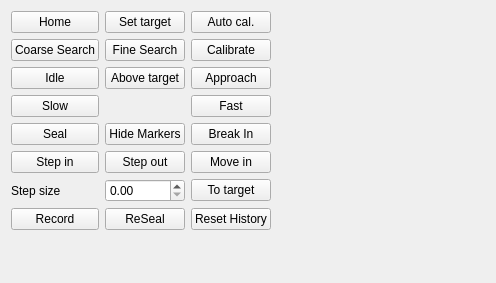
The window that acq4/modules/MultiPatch/multipatchTemplate.ui (acq4/acq4) describes before a commit, drawn with Qt 5.
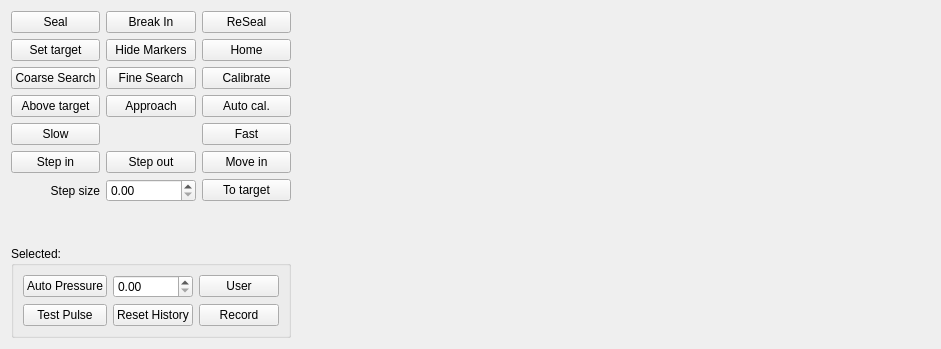
The same window after the commit. Custom widgets are drawn as their Qt base class.

Commit message: overhaul of muyltipatch ui (in progress)

```diff
--- a/acq4/modules/MultiPatch/multipatchTemplate.ui
+++ b/acq4/modules/MultiPatch/multipatchTemplate.ui
@@ -6,67 +6,36 @@
    <rect>
     <x>0</x>
     <y>0</y>
-    <width>496</width>
-    <height>283</height>
+    <width>941</width>
+    <height>349</height>
    </rect>
   </property>
   <property name="windowTitle">
    <string>Form</string>
   </property>
   <layout class="QGridLayout" name="gridLayout">
-   <item row="7" column="0">
-    <widget class="QPushButton" name="recordBtn">
-     <property name="text">
-      <string>Record</string>
-     </property>
-     <property name="checkable">
-      <bool>true</bool>
-     </property>
-    </widget>
-   </item>
-   <item row="1" column="0">
-    <widget class="QPushButton" name="coarseSearchBtn">
-     <property name="text">
-      <string>Coarse Search</string>
-     </property>
-    </widget>
-   </item>
-   <item row="2" column="0">
-    <widget class="QPushButton" name="idleBtn">
-     <property name="text">
-      <string>Idle</string>
-     </property>
-    </widget>
-   </item>
-   <item row="1" column="1">
-    <widget class="QPushButton" name="fineSearchBtn">
-     <property name="text">
-      <string>Fine Search</string>
-     </property>
-    </widget>
-   </item>
-   <item row="2" column="2">
-    <widget class="QPushButton" name="approachBtn">
-     <property name="text">
-      <string>Approach</string>
-     </property>
-    </widget>
-   </item>
-   <item row="4" column="0">
+   <item row="0" column="0">
     <widget class="QPushButton" name="sealBtn">
      <property name="text">
       <string>Seal</string>
      </property>
     </widget>
    </item>
-   <item row="0" column="0">
-    <widget class="QPushButton" name="homeBtn">
-     <property name="text">
-      <string>Home</string>
-     </property>
-    </widget>
-   </item>
    <item row="0" column="1">
+    <widget class="QPushButton" name="breakInBtn">
+     <property name="text">
+      <string>Break In</string>
+     </property>
+    </widget>
+   </item>
+   <item row="0" column="2">
+    <widget class="QPushButton" name="reSealBtn">
+     <property name="text">
+      <string>ReSeal</string>
+     </property>
+    </widget>
+   </item>
+   <item row="1" column="0">
     <widget class="QPushButton" name="setTargetBtn">
      <property name="text">
       <string>Set target</string>
@@ -76,7 +45,38 @@
      </property>
     </widget>
    </item>
+   <item row="1" column="1">
+    <widget class="QPushButton" name="hideMarkersBtn">
+     <property name="text">
+      <string>Hide Markers</string>
+     </property>
+     <property name="checkable">
+      <bool>true</bool>
+     </property>
+    </widget>
+   </item>
    <item row="1" column="2">
+    <widget class="QPushButton" name="homeBtn">
+     <property name="text">
+      <string>Home</string>
+     </property>
+    </widget>
+   </item>
+   <item row="2" column="0">
+    <widget class="QPushButton" name="coarseSearchBtn">
+     <property name="text">
+      <string>Coarse Search</string>
+     </property>
+    </widget>
+   </item>
+   <item row="2" column="1">
+    <widget class="QPushButton" name="fineSearchBtn">
+     <property name="text">
+      <string>Fine Search</string>
+     </property>
+    </widget>
+   </item>
+   <item row="2" column="2">
     <widget class="QPushButton" name="calibrateBtn">
      <property name="text">
       <string>Calibrate</string>
@@ -86,41 +86,28 @@
      </property>
     </widget>
    </item>
-   <item row="2" column="1">
+   <item row="3" column="0">
     <widget class="QPushButton" name="aboveTargetBtn">
      <property name="text">
       <string>Above target</string>
      </property>
     </widget>
    </item>
-   <item row="0" column="2">
+   <item row="3" column="1">
+    <widget class="QPushButton" name="approachBtn">
+     <property name="text">
+      <string>Approach</string>
+     </property>
+    </widget>
+   </item>
+   <item row="3" column="2">
     <widget class="QPushButton" name="autoCalibrateBtn">
      <property name="text">
       <string>Auto cal.</string>
      </property>
     </widget>
    </item>
-   <item row="4" column="1">
-    <widget class="QPushButton" name="hideMarkersBtn">
-     <property name="text">
-      <string>Hide Markers</string>
-     </property>
-     <property name="checkable">
-      <bool>true</bool>
-     </property>
-    </widget>
-   </item>
-   <item row="3" column="2">
-    <widget class="QPushButton" name="fastBtn">
-     <property name="text">
-      <string>Fast</string>
-     </property>
-     <property name="checkable">
-      <bool>true</bool>
-     </property>
-    </widget>
-   </item>
-   <item row="3" column="0">
+   <item row="4" column="0">
     <widget class="QPushButton" name="slowBtn">
      <property name="text">
       <string>Slow</string>
@@ -131,9 +118,12 @@
     </widget>
    </item>
    <item row="4" column="2">
-    <widget class="QPushButton" name="breakInBtn">
+    <widget class="QPushButton" name="fastBtn">
      <property name="text">
-      <string>Break In</string>
+      <string>Fast</string>
+     </property>
+     <property name="checkable">
+      <bool>true</bool>
      </property>
     </widget>
    </item>
@@ -163,6 +153,9 @@
      <property name="text">
       <string>Step size</string>
      </property>
+     <property name="alignment">
+      <set>Qt::AlignRight|Qt::AlignTrailing|Qt::AlignVCenter</set>
+     </property>
     </widget>
    </item>
    <item row="6" column="1">
@@ -182,14 +175,7 @@
      </property>
     </widget>
    </item>
-   <item row="7" column="2">
-    <widget class="QPushButton" name="resetBtn">
-     <property name="text">
-      <string>Reset History</string>
-     </property>
-    </widget>
-   </item>
-   <item row="8" column="1">
+   <item row="7" column="1">
     <spacer name="verticalSpacer_3">
      <property name="orientation">
       <enum>Qt::Vertical</enum>
@@ -202,6 +188,65 @@
      </property>
     </spacer>
    </item>
+   <item row="8" column="0" colspan="3">
+    <widget class="QGroupBox" name="selectedGroupBox">
+     <property name="title">
+      <string>Selected: </string>
+     </property>
+     <layout class="QGridLayout" name="gridLayout_2">
+      <item row="0" column="0">
+       <widget class="QPushButton" name="autoPressureBtn">
+        <property name="text">
+         <string>Auto Pressure</string>
+        </property>
+        <property name="checkable">
+         <bool>true</bool>
+        </property>
+       </widget>
+      </item>
+      <item row="0" column="1">
+       <widget class="QDoubleSpinBox" name="pressureSpin"/>
+      </item>
+      <item row="0" column="2">
+       <widget class="QPushButton" name="userPressureBtn">
+        <property name="text">
+         <string>User</string>
+        </property>
+        <property name="checkable">
+         <bool>true</bool>
+        </property>
+       </widget>
+      </item>
+      <item row="1" column="0">
+       <widget class="QPushButton" name="testPulseBtn">
+        <property name="text">
+         <string>Test Pulse</string>
+        </property>
+        <property name="checkable">
+         <bool>true</bool>
+        </property>
+       </widget>
+      </item>
+      <item row="1" column="1">
+       <widget class="QPushButton" name="resetBtn">
+        <property name="text">
+         <string>Reset History</string>
+        </property>
+       </widget>
+      </item>
+      <item row="1" column="2">
+       <widget class="QPushButton" name="recordBtn">
+        <property name="text">
+         <string>Record</string>
+        </property>
+        <property name="checkable">
+         <bool>true</bool>
+        </property>
+       </widget>
+      </item>
+     </layout>
+    </widget>
+   </item>
    <item row="0" column="3" rowspan="9">
     <widget class="QWidget" name="matrixWidget" native="true">
      <property name="sizePolicy">
@@ -220,13 +265,6 @@
      </layout>
     </widget>
    </item>
-   <item row="7" column="1">
-    <widget class="QPushButton" name="reSealBtn">
-     <property name="text">
-      <string>ReSeal</string>
-     </property>
-    </widget>
-   </item>
   </layout>
  </widget>
  <customwidgets>
```
The commit also changes 5 other files.
